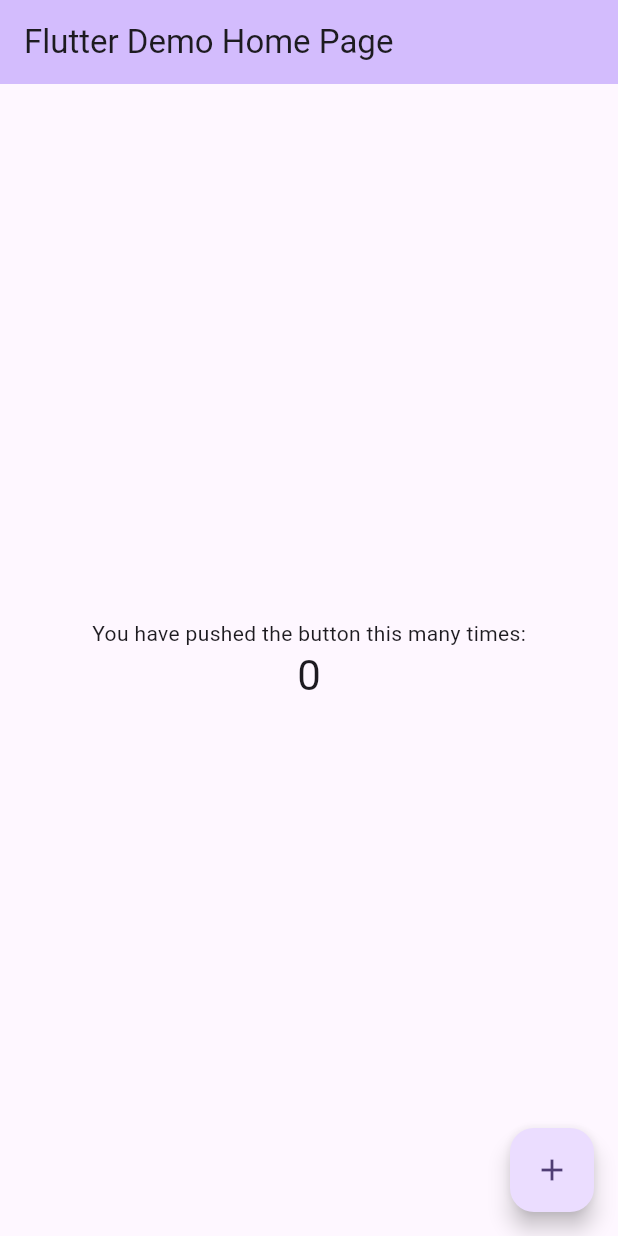
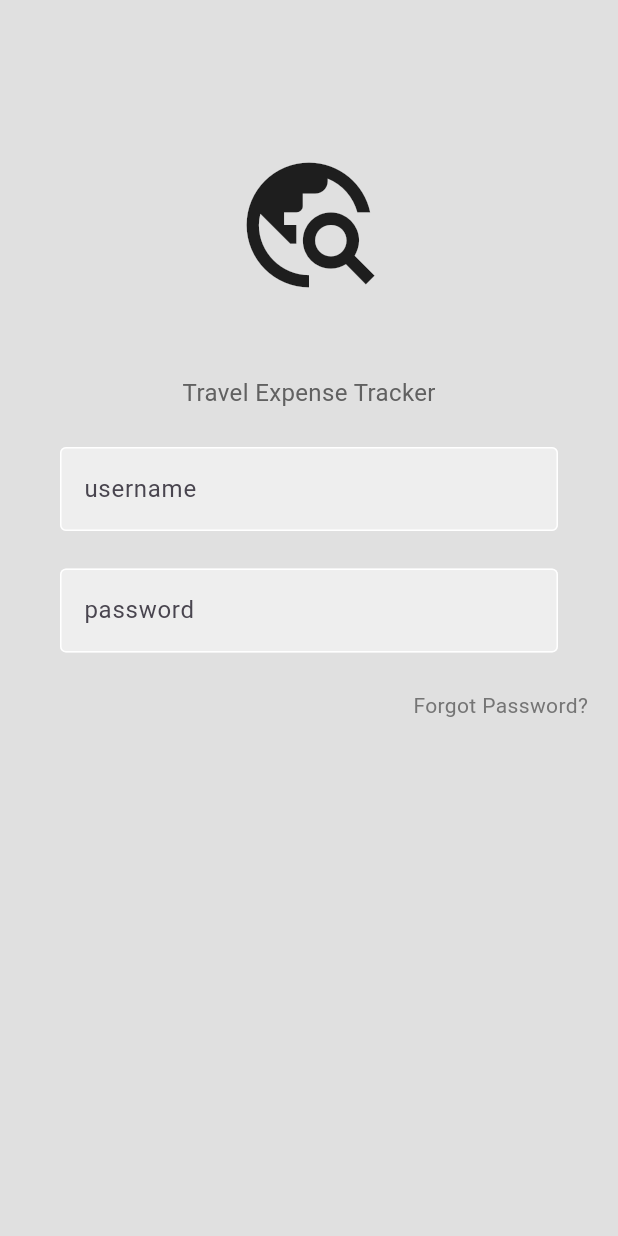
Before and after one commit to Soph-iee/FlyPro, a Flutter app: the screen it shows after launch, on a phone screen of 412 x 824 dp. Run offline on Flutter 3.47's test engine with Material 3 defaults, Android fonts, the phone set to English and light mode, and no system bars.

Commit message:
login page form elements

```diff
--- a/analysis_options.yaml
+++ b/analysis_options.yaml
@@ -9,6 +9,8 @@
 # packages, and plugins designed to encourage good coding practices.
 include: package:flutter_lints/flutter.yaml
 
+formatter:
+  trailing_commas: preserve
 linter:
   # The lint rules applied to this project can be customized in the
   # section below to disable rules from the `package:flutter_lints/flutter.yaml`
@@ -21,8 +23,9 @@ linter:
   # `// ignore_for_file: name_of_lint` syntax on the line or in the file
   # producing the lint.
   rules:
-    # avoid_print: false  # Uncomment to disable the `avoid_print` rule
-    # prefer_single_quotes: true  # Uncomment to enable the `prefer_single_quotes` rule
-
+prefer_const_constructors:
+  true
+  # avoid_print: false  # Uncomment to disable the `avoid_print` rule
+  # prefer_single_quotes: true  # Uncomment to enable the `prefer_single_quotes` rule
 # Additional information about this file can be found at
 # https://dart.dev/guides/language/analysis-options
--- /dev/null
+++ b/lib/components/text_feild.dart
@@ -0,0 +1,35 @@
+import 'package:flutter/material.dart';
+
+class MyTextfield extends StatelessWidget {
+  final controller;
+  final String hintText;
+  final bool obscureText;
+
+  const MyTextfield({
+    super.key,
+    required this.controller,
+    required this.hintText,
+    required this.obscureText,
+  });
+  @override
+  Widget build(BuildContext context) {
+    return Padding(
+      padding: const EdgeInsets.symmetric(horizontal: 40),
+      child: TextField(
+        controller: controller,
+        obscureText: obscureText,
+        decoration: InputDecoration(
+          enabledBorder: OutlineInputBorder(
+            borderSide: BorderSide(color: Colors.white),
+          ),
+          focusedBorder: OutlineInputBorder(
+            borderSide: BorderSide(color: Colors.grey.shade400),
+          ),
+          fillColor: Colors.grey.shade200,
+          filled: true,
+          hintText: hintText,
+        ),
+      ),
+    );
+  }
+}
--- a/lib/main.dart
+++ b/lib/main.dart
@@ -1,122 +1,14 @@
 import 'package:flutter/material.dart';
+import 'package:flypro_expense_tracker/pages/login_page.dart';
 
 void main() {
-  runApp(const MyApp());
+  runApp(MyApp());
 }
 
 class MyApp extends StatelessWidget {
   const MyApp({super.key});
-
-  // This widget is the root of your application.
   @override
-  Widget build(BuildContext context) {
-    return MaterialApp(
-      title: 'Flutter Demo',
-      theme: ThemeData(
-        // This is the theme of your application.
-        //
-        // TRY THIS: Try running your application with "flutter run". You'll see
-        // the application has a purple toolbar. Then, without quitting the app,
-        // try changing the seedColor in the colorScheme below to Colors.green
-        // and then invoke "hot reload" (save your changes or press the "hot
-        // reload" button in a Flutter-supported IDE, or press "r" if you used
-        // the command line to start the app).
-        //
-        // Notice that the counter didn't reset back to zero; the application
-        // state is not lost during the reload. To reset the state, use hot
-        // restart instead.
-        //
-        // This works for code too, not just values: Most code changes can be
-        // tested with just a hot reload.
-        colorScheme: ColorScheme.fromSeed(seedColor: Colors.deepPurple),
-      ),
-      home: const MyHomePage(title: 'Flutter Demo Home Page'),
-    );
+  Widget build(context) {
+    return MaterialApp(home: LoginPage());
   }
 }
-
-class MyHomePage extends StatefulWidget {
-  const MyHomePage({super.key, required this.title});
-
-  // This widget is the home page of your application. It is stateful, meaning
-  // that it has a State object (defined below) that contains fields that affect
-  // how it looks.
-
-  // This class is the configuration for the state. It holds the values (in this
-  // case the title) provided by the parent (in this case the App widget) and
-  // used by the build method of the State. Fields in a Widget subclass are
-  // always marked "final".
-
-  final String title;
-
-  @override
-  State<MyHomePage> createState() => _MyHomePageState();
-}
-
-class _MyHomePageState extends State<MyHomePage> {
-  int _counter = 0;
-
-  void _incrementCounter() {
-    setState(() {
-      // This call to setState tells the Flutter framework that something has
-      // changed in this State, which causes it to rerun the build method below
-      // so that the display can reflect the updated values. If we changed
-      // _counter without calling setState(), then the build method would not be
-      // called again, and so nothing would appear to happen.
-      _counter++;
-    });
-  }
-
-  @override
-  Widget build(BuildContext context) {
-    // This method is rerun every time setState is called, for instance as done
-    // by the _incrementCounter method above.
-    //
-    // The Flutter framework has been optimized to make rerunning build methods
-    // fast, so that you can just rebuild anything that needs updating rather
-    // than having to individually change instances of widgets.
-    return Scaffold(
-      appBar: AppBar(
-        // TRY THIS: Try changing the color here to a specific color (to
-        // Colors.amber, perhaps?) and trigger a hot reload to see the AppBar
-        // change color while the other colors stay the same.
-        backgroundColor: Theme.of(context).colorScheme.inversePrimary,
-        // Here we take the value from the MyHomePage object that was created by
-        // the App.build method, and use it to set our appbar title.
-        title: Text(widget.title),
-      ),
-      body: Center(
-        // Center is a layout widget. It takes a single child and positions it
-        // in the middle of the parent.
-        child: Column(
-          // Column is also a layout widget. It takes a list of children and
-          // arranges them vertically. By default, it sizes itself to fit its
-          // children horizontally, and tries to be as tall as its parent.
-          //
-          // Column has various properties to control how it sizes itself and
-          // how it positions its children. Here we use mainAxisAlignment to
-          // center the children vertically; the main axis here is the vertical
-          // axis because Columns are vertical (the cross axis would be
-          // horizontal).
-          //
-          // TRY THIS: Invoke "debug painting" (choose the "Toggle Debug Paint"
-          // action in the IDE, or press "p" in the console), to see the
-          // wireframe for each widget.
-          mainAxisAlignment: MainAxisAlignment.center,
-          children: <Widget>[
-            const Text('You have pushed the button this many times:'),
-            Text(
-              '$_counter',
-              style: Theme.of(context).textTheme.headlineMedium,
-            ),
-          ],
-        ),
-      ),
-      floatingActionButton: FloatingActionButton(
-        onPressed: _incrementCounter,
-        tooltip: 'Increment',
-        child: const Icon(Icons.add),
-      ), // This trailing comma makes auto-formatting nicer for build methods.
-    );
-  }
-}
--- /dev/null
+++ b/lib/pages/login_page.dart
@@ -0,0 +1,67 @@
+import 'package:flutter/material.dart';
+import 'package:flypro_expense_tracker/components/Text_Feild.dart';
+
+class LoginPage extends StatelessWidget {
+  LoginPage({super.key});
+  // text editing contollers
+
+  final usernameController = TextEditingController();
+  final passwordController = TextEditingController();
+  @override
+  Widget build(context) {
+    return Scaffold(
+      backgroundColor: Colors.grey[300],
+      body: Center(
+        child: Column(
+          children: [
+            SizedBox(
+              height: 100,
+            ),
+            Icon(
+              Icons.travel_explore,
+              size: 100,
+            ),
+            SizedBox(
+              height: 50,
+            ),
+            Text(
+              'Travel Expense Tracker',
+              style: TextStyle(color: Colors.grey[700], fontSize: 16),
+            ),
+            SizedBox(
+              height: 25,
+            ),
+            MyTextfield(
+              controller: usernameController,
+              hintText: "username",
+              obscureText: false,
+            ),
+            SizedBox(
+              height: 25,
+            ),
+            MyTextfield(
+              controller: passwordController,
+              hintText: "password",
+              obscureText: true,
+            ),
+            SizedBox(
+              height: 25,
+            ),
+            Padding(
+              padding: const EdgeInsets.symmetric(horizontal: 20),
+              child: Row(
+                mainAxisAlignment: MainAxisAlignment.end,
+                children: [
+                  Text(
+                    'Forgot Password?',
+                    style: TextStyle(color: Colors.grey[600]),
+                  ),
+                ],
+              ),
+            ),
+          ],
+        ),
+      ),
+    );
+  }
+}
```
